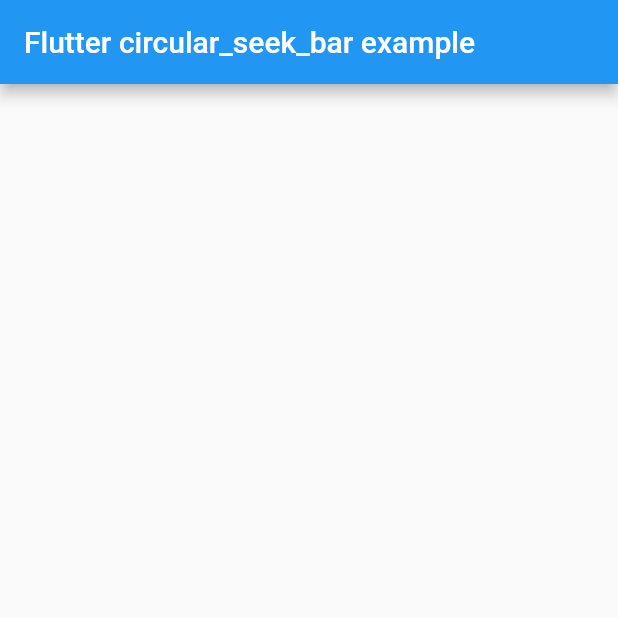
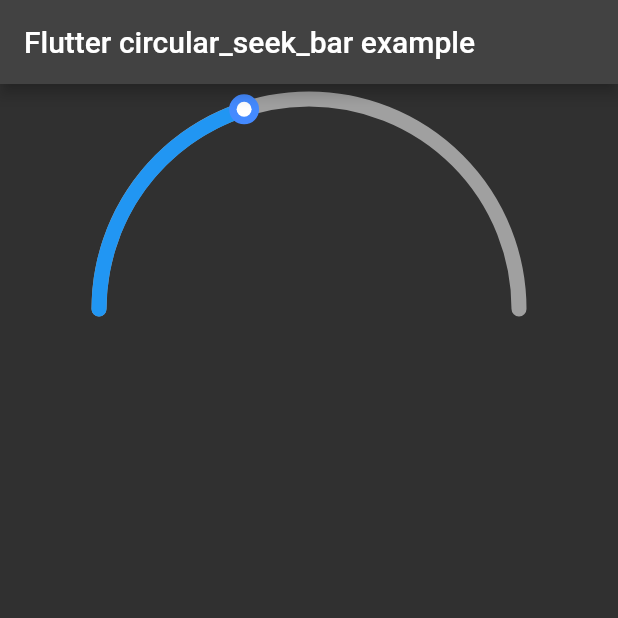
Before and after one commit to seosh817/circular_seek_bar, a Flutter app: the screen it shows after launch, on a phone screen of 412 x 824 dp, the top half of it. Run offline on Flutter 3.47's test engine with Material 2 defaults, Android fonts, the phone set to English and light mode, and no system bars.

Commit message:
Add CircularSeekbar to the example app

```diff
--- a/example/lib/main.dart
+++ b/example/lib/main.dart
@@ -1,3 +1,4 @@
+import 'package:circular_seek_bar/circular_seek_bar.dart';
 import 'package:flutter/material.dart';
 
 void main() {
@@ -12,7 +13,8 @@ class MyApp extends StatelessWidget {
     return MaterialApp(
       title: 'Flutter circular_seek_bar example',
       theme: ThemeData(
-        primarySwatch: Colors.blue,
+        primaryColor: Colors.blue,
+        brightness: Brightness.dark,
       ),
       home: const CircularSeekBarExamplePage(),
     );
@@ -27,7 +29,6 @@ class CircularSeekBarExamplePage extends StatefulWidget {
 }
 
 class _CircularSeekBarExamplePageState extends State<CircularSeekBarExamplePage> {
-
   @override
   Widget build(BuildContext context) {
     return Scaffold(
@@ -36,8 +37,18 @@ class _CircularSeekBarExamplePageState extends State<CircularSeekBarExamplePage>
       ),
       body: Center(
         child: Column(
-          mainAxisAlignment: MainAxisAlignment.center,
-          children: <Widget>[
+          mainAxisAlignment: MainAxisAlignment.start,
+          children: const <Widget>[
+            CircularSeekBar(
+              width: double.infinity,
+              progress: 40,
+              height: 300,
+              startAngle: 90,
+              sweepAngle: 180,
+            ),
+            SizedBox(
+              height: 40,
+            ),
           ],
         ),
       ),
--- a/example/pubspec.yaml
+++ b/example/pubspec.yaml
@@ -34,6 +34,8 @@ dependencies:
   # The following adds the Cupertino Icons font to your application.
   # Use with the CupertinoIcons class for iOS style icons.
   cupertino_icons: ^1.0.2
+  circular_seek_bar:
+    path: ../
 
 dev_dependencies:
   flutter_test:
```
Also changed, not shown: example/pubspec.lock.
